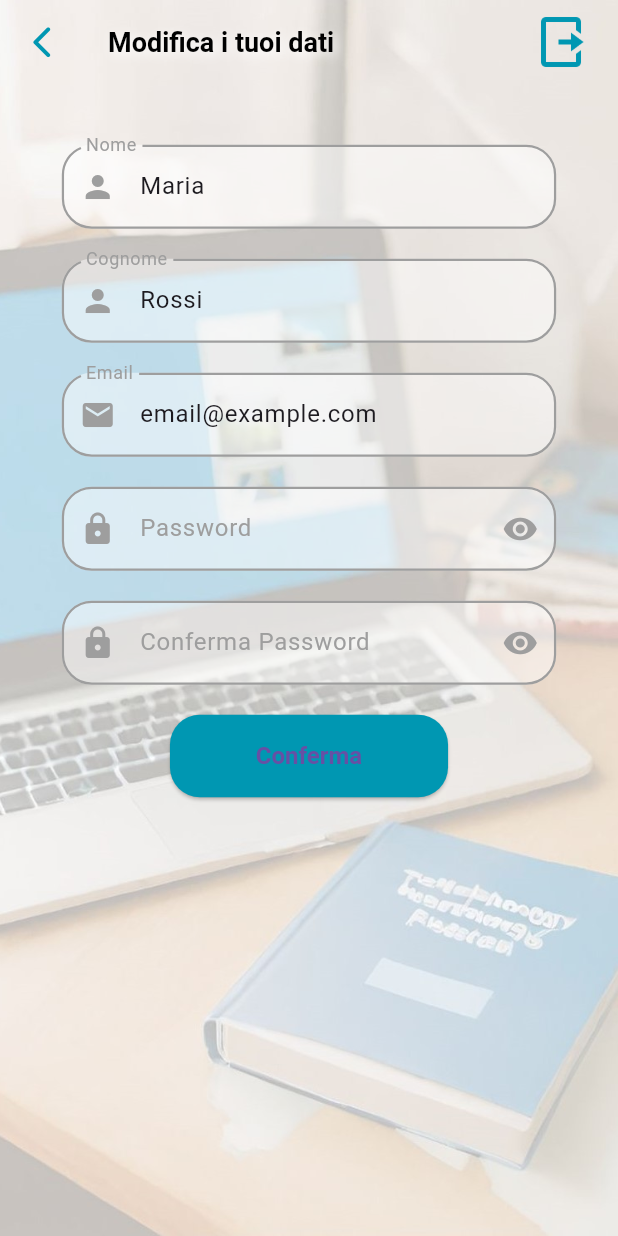
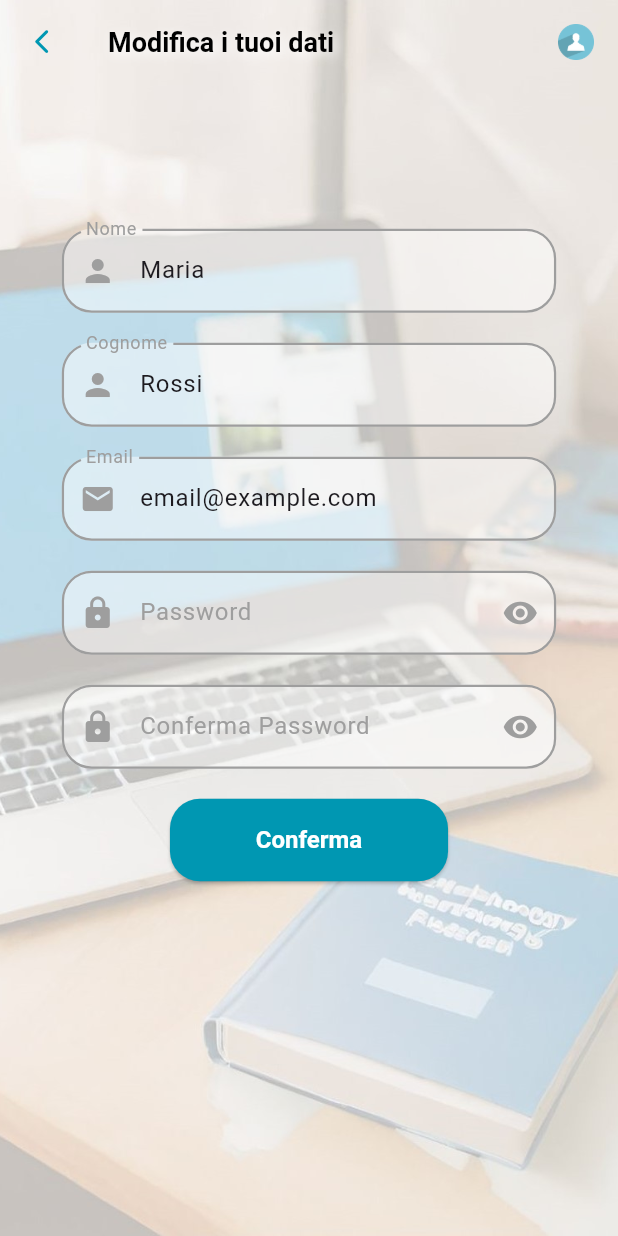
Before and after one commit to NapMarta/booktalk_app, a Flutter app: the ModificaProfiloResponsive screen opened directly, on a phone screen of 412 x 824 dp. Run offline on Flutter 3.47's test engine with Material 3 defaults, Android fonts, the phone set to English and light mode, and no system bars; our stand-ins replace auto_size_text, image_picker, sliding_up_panel.

Commit message:
Modifica interfaccia dati personali e dimensione delle icone nell'header

```diff
--- a/lib/main.dart
+++ b/lib/main.dart
@@ -92,7 +92,7 @@ class BookTalkApp extends StatelessWidget {
                     ),
                   ),
                 ),
-                child: Text('Accedi', style: TextStyle(color: Colors.white)),
+                child: Text('Login', style: TextStyle(color: Colors.white)),
               ),
 
             ],
--- a/lib/modificaProfiloResponsive.dart
+++ b/lib/modificaProfiloResponsive.dart
@@ -3,7 +3,6 @@ import 'package:booktalk_app/utils.dart';
 import 'package:booktalk_app/widget/PasswordField.dart';
 import 'package:booktalk_app/widget/header.dart';
 import 'package:flutter/material.dart';
-import 'package:flutter/services.dart';
 
 class ModificaProfiloResponsive extends StatefulWidget {
   const ModificaProfiloResponsive({Key? key}) : super(key: key);
@@ -17,19 +16,16 @@ class _ModificaProfiloResponsiveState extends State<ModificaProfiloResponsive> {
   String firstName = 'Maria';
   String lastName = 'Rossi';
   String email = 'email@example.com';
-  String password = 'password';
 
   TextEditingController firstNameController = TextEditingController();
   TextEditingController lastNameController = TextEditingController();
   TextEditingController emailController = TextEditingController();
-  TextEditingController passwordController = TextEditingController();
 
   @override
   void initState() {
     firstNameController.text = firstName;
     lastNameController.text = lastName;
     emailController.text = email;
-    passwordController.text = password;
     super.initState();
   }
 
@@ -38,7 +34,6 @@ class _ModificaProfiloResponsiveState extends State<ModificaProfiloResponsive> {
       firstName = firstNameController.text;
       lastName = lastNameController.text;
       email = emailController.text;
-      password = passwordController.text;
     });
 
     // Salvare i dati aggiornati nel db
@@ -55,30 +50,30 @@ class _ModificaProfiloResponsiveState extends State<ModificaProfiloResponsive> {
       right: true,
       bottom: false,
       top: true,
-      child: Scaffold(
-        resizeToAvoidBottomInset: false,
-        body: Container(
+      child: Stack(
+        alignment: Alignment.center,
+        children: [
+          Container(
             decoration: BoxDecoration(
               image: DecorationImage(
                 image: AssetImage("assets/sfondo2.jpg"),
                 fit: BoxFit.cover,
               ),
             ),
-          child: Stack(
-            children: [
-              // ----- Header -----
-              PreferredSize(
+          ),
+          Scaffold(
+          // ----- HEADER -----
+            appBar: PreferredSize(
               preferredSize: Size.fromHeight(kToolbarHeight),
               child: Header(
                 iconProfile: Image.asset('assets/person-icon.png'),
                 text: "Modifica i tuoi dati",
                 isHomePage: false,
-                  isProfilo: true,
+                isProfilo: false,
               ),
             ),
-
-              // ----- Campi contenenti i dati -----
-              SingleChildScrollView(
+            backgroundColor: Colors.transparent,
+            body: SingleChildScrollView(
               child: Container(
               padding: EdgeInsets.only(left: textFieldPadding(mediaQueryData.size.width, mediaQueryData.size.height),
                                       right: textFieldPadding(mediaQueryData.size.width, mediaQueryData.size.height),
@@ -243,15 +238,14 @@ class _ModificaProfiloResponsiveState extends State<ModificaProfiloResponsive> {
                           ),
                         ),
                       ),
-                      child: Text('Conferma'),
+                      child: Text('Conferma', style: TextStyle(color: Colors.white)),
                     ),
                   ],
                 ),
               ),
             ),
+          ),
         ],
-          ),
-        ),
       ),
     );
   }
--- a/lib/widget/header.dart
+++ b/lib/widget/header.dart
@@ -36,18 +36,22 @@ class _HeaderState extends State<Header> {
     return AppBar(
       forceMaterialTransparency: true,
       // Pulsante Indietro
-      leading: widget.isHomePage
+      leading:  widget.isHomePage
         ? null
-      : IconButton(
+        : Transform.scale(
+            scale: 0.8,
+            child:IconButton(
               icon: Icon(Icons.arrow_back_ios_new_rounded, color: Color(0xFF0097b2),), // Icona personalizzata
               onPressed: () {
                 Navigator.of(context).pop(); // Torna indietro alla schermata precedente
               },
-          iconSize: 25,
+              //iconSize: 25,
               // iconSize: iconSize(mediaQueryData.size.width, mediaQueryData.size.height, 0.005),
+
             ),
+          ),
+      // Testo
 
-      // Testo
       automaticallyImplyLeading: !widget.isHomePage, // toglie lo spazio occupoato dall'elemento
       title: Text(
         widget.text,
@@ -70,8 +74,10 @@ class _HeaderState extends State<Header> {
 
       // Pulsate Logout/Profilo
       actions: <Widget>[
-        Padding(
-          padding: EdgeInsets.only(right: 10),
+        Transform.scale(
+          scale: 0.6,
+          child: Padding(
+            padding: EdgeInsets.only(right: 0),
             child:
               widget.isProfilo
               ? IconButton(
@@ -83,11 +89,11 @@ class _HeaderState extends State<Header> {
                     );
                   },
                   icon: Image.asset("assets/logout.png"),
-                iconSize: 25,
+                  iconSize: 0,
                 )
               : IconButton(
                 icon: widget.iconProfile,
-              iconSize: 25,
+                iconSize: 2,
                 onPressed: () {
                   Navigator.of(context).push(
                     MaterialPageRoute(
@@ -97,6 +103,7 @@ class _HeaderState extends State<Header> {
                 },
               ),
           ),
+        ),
       ],
       elevation: 0,
     );
```
Also changed, not shown: lib/loginResponsive.dart (+10 -7 lines), lib/registrazioneResponsive.dart (+10 -7 lines), 1 other file. Lines whose indentation alone changed are shown as unchanged.
